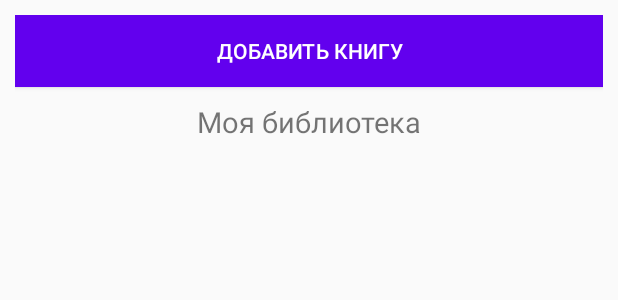
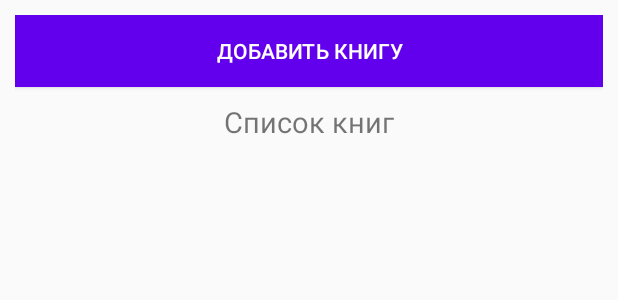
Before and after one commit to KonTiki22/ListBooks, an Android app: the layout activity_main.xml on its own in the app's theme, with its tools: preview values and no code run, on a phone screen of 412 x 824 dp. Shown: the top 300 px of the screen. Run offline under Robolectric (Android 15) with nearby library versions, the phone set to English and light mode, and no system bars.

Commit message:
change to recyclerView

```diff
--- a/app/build.gradle
+++ b/app/build.gradle
@@ -25,7 +25,8 @@ android {
 dependencies {
     implementation fileTree(dir: "libs", include: ["*.jar"])
     implementation 'androidx.appcompat:appcompat:1.2.0'
-    implementation 'androidx.constraintlayout:constraintlayout:2.0.2'
+    implementation 'androidx.recyclerview:recyclerview:1.2.0-alpha06'
+    implementation 'androidx.constraintlayout:constraintlayout:2.0.4'
     testImplementation 'junit:junit:4.12'
     androidTestImplementation 'androidx.test.ext:junit:1.1.2'
     androidTestImplementation 'androidx.test.espresso:espresso-core:3.3.0'
--- a/app/src/main/res/layout/activity_main.xml
+++ b/app/src/main/res/layout/activity_main.xml
@@ -2,6 +2,7 @@
 <LinearLayout xmlns:android="http://schemas.android.com/apk/res/android"
     android:layout_width="match_parent"
     android:layout_height="match_parent"
+    xmlns:app="http://schemas.android.com/apk/res-auto"
     android:layout_margin="10dp"
     android:orientation="vertical">
     <Button
@@ -14,19 +15,18 @@
         android:onClick="addBook"
         android:textColor="#FFFFFF" />
     <TextView
-        android:id="@+id/hashSet"
+        android:id="@+id/library"
         android:layout_width="match_parent"
         android:layout_height="wrap_content"
         android:gravity="center"
         android:layout_marginBottom="10dp"
         android:textSize="19dp"
-        android:text="@string/library" />
+        android:text="@string/list_title" />
 
-    <ListView
-        android:id="@+id/myList"
+    <androidx.recyclerview.widget.RecyclerView
+        android:id="@+id/recList"
+        app:layoutManager="LinearLayoutManager"
         android:layout_width="match_parent"
-        android:layout_height="wrap_content"
-        />
-
+        android:layout_height="match_parent" />
 
 </LinearLayout>
--- a/app/src/main/res/layout/list_item.xml
+++ b/app/src/main/res/layout/list_item.xml
@@ -2,8 +2,10 @@
 <LinearLayout
     xmlns:android="http://schemas.android.com/apk/res/android"
     android:layout_width="match_parent"
-    android:layout_height="match_parent"
+    android:layout_height="wrap_content"
     android:orientation = "vertical"
+    android:layout_marginTop="5dp"
+    android:layout_marginBottom="10dp"
     android:id="@+id/item_list">
 
     <TextView
--- a/app/src/main/res/values/strings.xml
+++ b/app/src/main/res/values/strings.xml
@@ -1,4 +1,8 @@
 <resources>
     <string name="library">Моя библиотека</string>
-
+    <string name="list_title">Список книг</string>
+    <string name="welcome">Добро пожаловать!</string>
+    <string name="splash">Загрузка...</string>
+    <string name="about">О программе</string>
+    <string name="exit">Выход</string>
 </resources>
```
Also changed, not shown: app/src/main/AndroidManifest.xml (+6 -2 lines), app/src/main/java/com/example/listbooks/MainActivity.java (+39 -20 lines).
